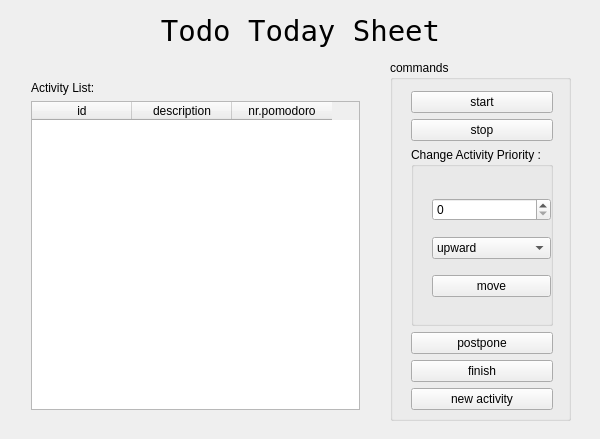
First picture: the form in src/qt/gui_todotodaysheet.ui, repository dgraziotin/Pomotux, before the edit.
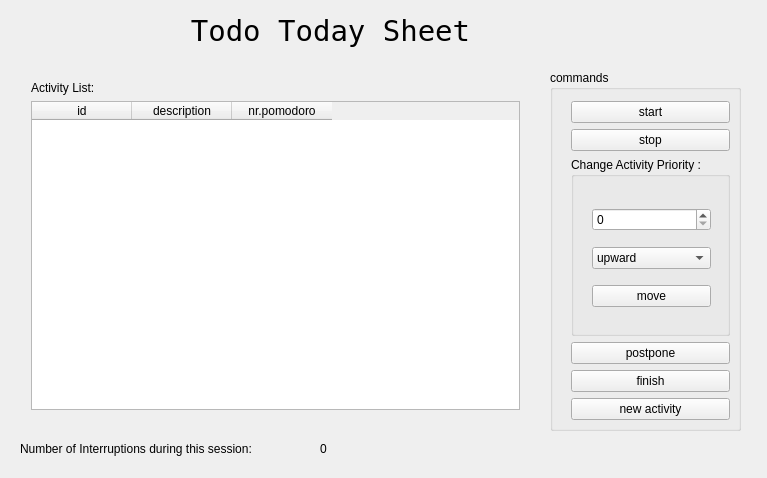
Second picture: the form after the edit.

Diff of the .ui file:
```diff
--- a/src/qt/gui_todotodaysheet.ui
+++ b/src/qt/gui_todotodaysheet.ui
@@ -6,8 +6,8 @@
    <rect>
     <x>0</x>
     <y>0</y>
-    <width>600</width>
-    <height>439</height>
+    <width>767</width>
+    <height>478</height>
    </rect>
   </property>
   <property name="windowTitle">
@@ -19,7 +19,7 @@
      <rect>
       <x>20</x>
       <y>70</y>
-      <width>351</width>
+      <width>511</width>
       <height>351</height>
      </rect>
     </property>
@@ -55,9 +55,9 @@
    <widget class="QGroupBox" name="groupBox">
     <property name="geometry">
      <rect>
-      <x>390</x>
-      <y>60</y>
-      <width>181</width>
+      <x>550</x>
+      <y>70</y>
+      <width>191</width>
       <height>361</height>
      </rect>
     </property>
@@ -69,7 +69,7 @@
       <rect>
        <x>10</x>
        <y>20</y>
-       <width>164</width>
+       <width>181</width>
        <height>341</height>
       </rect>
      </property>
@@ -158,7 +158,7 @@
    <widget class="QLabel" name="label_2">
     <property name="geometry">
      <rect>
-      <x>50</x>
+      <x>80</x>
       <y>10</y>
       <width>501</width>
       <height>41</height>
@@ -177,6 +177,32 @@
      <set>Qt::AlignCenter</set>
     </property>
    </widget>
+   <widget class="QLabel" name="label_3">
+    <property name="geometry">
+     <rect>
+      <x>20</x>
+      <y>440</y>
+      <width>291</width>
+      <height>18</height>
+     </rect>
+    </property>
+    <property name="text">
+     <string>Number of Interruptions during this session:</string>
+    </property>
+   </widget>
+   <widget class="QLabel" name="NumInterruptions">
+    <property name="geometry">
+     <rect>
+      <x>320</x>
+      <y>440</y>
+      <width>59</width>
+      <height>18</height>
+     </rect>
+    </property>
+    <property name="text">
+     <string>0</string>
+    </property>
+   </widget>
   </widget>
  </widget>
  <layoutdefault spacing="6" margin="11"/>
```
